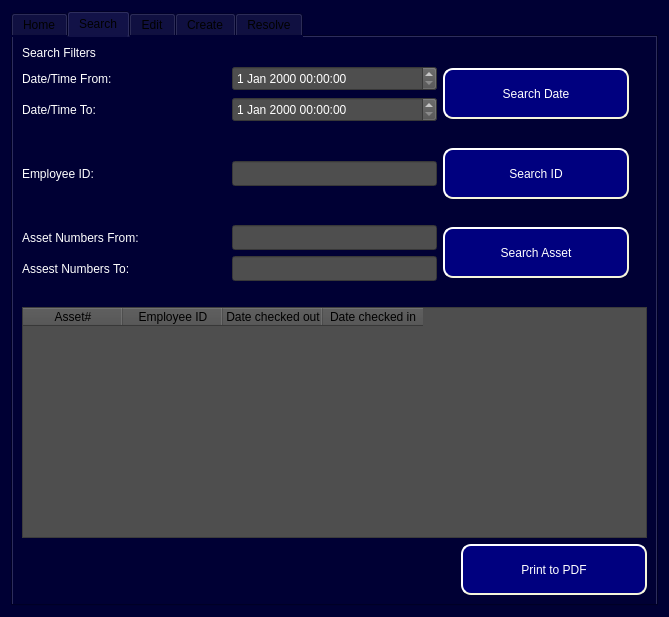
Above: ui/Admin_Level2_Access.ui from Capstone-RFID/Code before the change. Below: the same form after it.
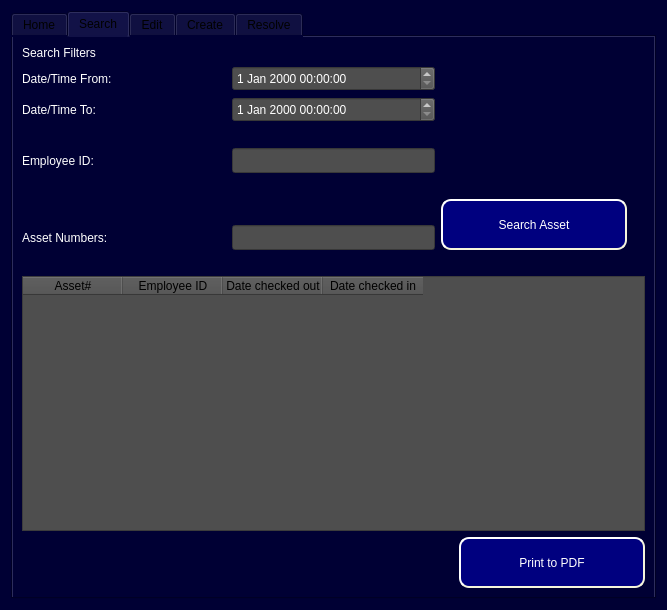
That is the form after the change.

Patch:
```diff
--- a/ui/Admin_Level2_Access.ui
+++ b/ui/Admin_Level2_Access.ui
@@ -6,8 +6,8 @@
    <rect>
     <x>0</x>
     <y>0</y>
-    <width>669</width>
-    <height>617</height>
+    <width>667</width>
+    <height>610</height>
    </rect>
   </property>
   <property name="windowTitle">
@@ -176,68 +176,6 @@
              </property>
             </widget>
            </item>
-           <item row="1" column="2" rowspan="2">
-            <widget class="QPushButton" name="Search_SearchDate_Query_Button">
-             <property name="minimumSize">
-              <size>
-               <width>186</width>
-               <height>51</height>
-              </size>
-             </property>
-             <property name="maximumSize">
-              <size>
-               <width>186</width>
-               <height>51</height>
-              </size>
-             </property>
-             <property name="styleSheet">
-              <string notr="true">QPushButton#Search_SearchDate_Query_Button {
-background-color: rgb(0, 0, 127);
-color: rgb(255, 255, 255);
-border-style: outset;
-border-width: 2px;
-border-radius: 10px;
-border-color: beige;
-font: 14pt &quot;MS Shell Dlg 2&quot;;
-min-width: 10em;
-padding: 6px;
-}
-QPushButton#Search_SearchDate_Query_Button:pressed {
-    background-color: rgb(80, 80, 80);
-    border-style: inset;
-}</string>
-             </property>
-             <property name="text">
-              <string>Search Date</string>
-             </property>
-            </widget>
-           </item>
-           <item row="7" column="0">
-            <widget class="QLabel" name="Search_Asset_Num_To_Label">
-             <property name="styleSheet">
-              <string notr="true">color: rgb(255, 255, 255);
-font: 12pt &quot;MS Shell Dlg 2&quot;;</string>
-             </property>
-             <property name="text">
-              <string>Assest Numbers To:</string>
-             </property>
-            </widget>
-           </item>
-           <item row="7" column="1">
-            <widget class="QLineEdit" name="Search_Asset_Numbers_To_Field">
-             <property name="minimumSize">
-              <size>
-               <width>0</width>
-               <height>25</height>
-              </size>
-             </property>
-             <property name="styleSheet">
-              <string notr="true">color: rgb(255, 255, 255);
-background-color: rgb(78, 78, 78);
-font: 12pt &quot;MS Shell Dlg 2&quot;;</string>
-             </property>
-            </widget>
-           </item>
            <item row="2" column="1">
             <widget class="QDateTimeEdit" name="Search_Datetime_To">
              <property name="minimumSize">
@@ -268,42 +206,6 @@
              </property>
             </widget>
            </item>
-           <item row="4" column="2">
-            <widget class="QPushButton" name="Search_SearchID_Query_Button">
-             <property name="minimumSize">
-              <size>
-               <width>186</width>
-               <height>51</height>
-              </size>
-             </property>
-             <property name="maximumSize">
-              <size>
-               <width>186</width>
-               <height>51</height>
-              </size>
-             </property>
-             <property name="styleSheet">
-              <string notr="true">QPushButton#Search_SearchID_Query_Button {
-background-color: rgb(0, 0, 127);
-color: rgb(255, 255, 255);
-border-style: outset;
-border-width: 2px;
-border-radius: 10px;
-border-color: beige;
-font: 14pt &quot;MS Shell Dlg 2&quot;;
-min-width: 10em;
-padding: 6px;
-}
-QPushButton#Search_SearchID_Query_Button:pressed {
-    background-color: rgb(80, 80, 80);
-    border-style: inset;
-}</string>
-             </property>
-             <property name="text">
-              <string>Search ID</string>
-             </property>
-            </widget>
-           </item>
            <item row="4" column="0">
             <widget class="QLabel" name="Search_Employee_ID_Label">
              <property name="styleSheet">
@@ -315,32 +217,6 @@
              </property>
             </widget>
            </item>
-           <item row="6" column="0">
-            <widget class="QLabel" name="Search_Asset_Num_From_Label">
-             <property name="styleSheet">
-              <string notr="true">color: rgb(255, 255, 255);
-font: 12pt &quot;MS Shell Dlg 2&quot;;</string>
-             </property>
-             <property name="text">
-              <string>Asset Numbers From:</string>
-             </property>
-            </widget>
-           </item>
-           <item row="6" column="1">
-            <widget class="QLineEdit" name="Search_Asset_Numbers_From_Field">
-             <property name="minimumSize">
-              <size>
-               <width>0</width>
-               <height>25</height>
-              </size>
-             </property>
-             <property name="styleSheet">
-              <string notr="true">color: rgb(255, 255, 255);
-background-color: rgb(78, 78, 78);
-font: 12pt &quot;MS Shell Dlg 2&quot;;</string>
-             </property>
-            </widget>
-           </item>
            <item row="6" column="2" rowspan="2">
             <widget class="QPushButton" name="Search_SearchAsset_Query_Button">
              <property name="sizePolicy">
@@ -472,6 +348,32 @@
              </property>
             </widget>
            </item>
+           <item row="7" column="1">
+            <widget class="QLineEdit" name="Search_Asset_Numbers_Field">
+             <property name="minimumSize">
+              <size>
+               <width>0</width>
+               <height>25</height>
+              </size>
+             </property>
+             <property name="styleSheet">
+              <string notr="true">color: rgb(255, 255, 255);
+background-color: rgb(78, 78, 78);
+font: 12pt &quot;MS Shell Dlg 2&quot;;</string>
+             </property>
+            </widget>
+           </item>
+           <item row="7" column="0">
+            <widget class="QLabel" name="Search_Asset_Num_From_Label">
+             <property name="styleSheet">
+              <string notr="true">color: rgb(255, 255, 255);
+font: 12pt &quot;MS Shell Dlg 2&quot;;</string>
+             </property>
+             <property name="text">
+              <string>Asset Numbers:</string>
+             </property>
+            </widget>
+           </item>
           </layout>
          </item>
          <item>
```
